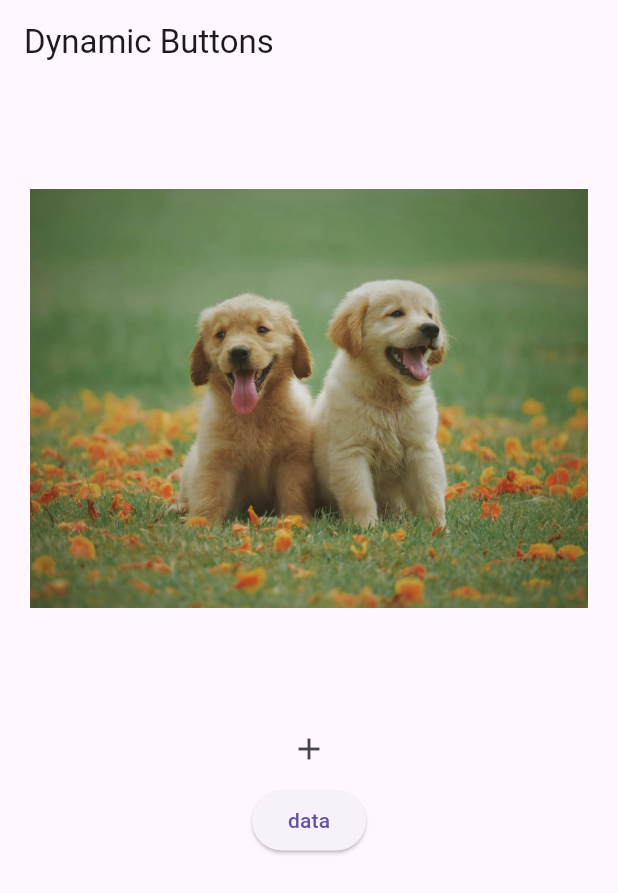
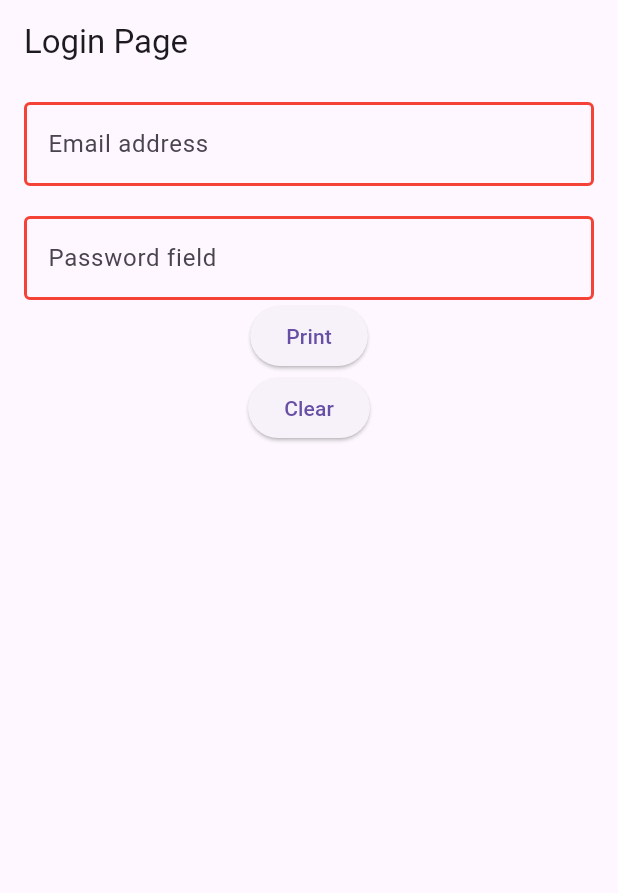
Before and after one commit to bidhan-skybase/Flutter-Class, a Flutter app: the screen it shows after launch, on a phone screen of 412 x 824 dp. Shown: the top 893 px of the screen. Run offline on Flutter 3.47's test engine with Material 3 defaults, Android fonts, the phone set to English and light mode, and no system bars.

Commit message:
feat: Add text fields

```diff
--- a/lib/main.dart
+++ b/lib/main.dart
@@ -1,5 +1,6 @@
-import 'package:demoapp/colors.dart';
-import 'package:demoapp/image_paths.dart';
+import 'package:demoapp/utils/colors.dart';
+import 'package:demoapp/utils/image_paths.dart';
+import 'package:demoapp/views/login_page.dart';
 import 'package:flutter/material.dart';
 
 void main() {
@@ -7,33 +8,10 @@ void main() {
 }
 
 class MyApp extends StatelessWidget {
-  final List<String> buttonTitles = [
-    'login',
-    'sign up',
-    'refreshing',
-    'logout',
-  ];
-
   @override
   Widget build(BuildContext context) {
     return MaterialApp(
-      home: Scaffold(
-        appBar: AppBar(title: Text('Dynamic Buttons')),
-        body: SingleChildScrollView(
-          child: Column(
-            children: [
-              Padding(
-                padding: const EdgeInsets.symmetric(horizontal: 20,vertical: 70),
-                child: Image.asset(ImagePaths.dogImage),
-              ),
-              IconButton(onPressed: () {}, icon: Icon(Icons.add)),
-              ElevatedButton(onPressed: (){}, child: Text("data"))
-              // Image.asset(ImagePaths.dogImage),
-              // Image.asset(ImagePaths.dogImage),
-            ],
-          ),
-        ),
-      ),
+     home: LoginPage(),
     );
   }
 }
--- /dev/null
+++ b/lib/views/login_page.dart
@@ -0,0 +1,78 @@
+import 'package:flutter/material.dart';
+
+class LoginPage extends StatelessWidget {
+  const LoginPage({super.key});
+
+  @override
+  Widget build(BuildContext context) {
+    TextEditingController emailController = TextEditingController();
+    TextEditingController passwordController = TextEditingController();
+    return Scaffold(
+      appBar: AppBar(title: Text("Login Page")),
+      body: SingleChildScrollView(
+        child: Padding(
+          padding: EdgeInsets.symmetric(horizontal: 16, vertical: 12),
+          child: Column(
+            children: [
+              TextField(
+                controller: emailController,
+                decoration: InputDecoration(
+                  hintText: "Email",
+                  label: Text("Email address"),
+                  border: OutlineInputBorder(
+                    borderSide: BorderSide(width: 10.0, color: Colors.blue),
+                  ),
+                  enabledBorder: OutlineInputBorder(
+                    borderSide: BorderSide(width: 2, color: Colors.red),
+                  ),
+                  focusedBorder: OutlineInputBorder(
+                    borderSide: BorderSide(width: 2, color: Colors.green),
+                  ),
+                ),
+              ),
+
+              SizedBox(
+                height: 20,
+              ),
+              TextField(
+                controller: passwordController,
+                obscureText: true,
+                decoration: InputDecoration(
+                  hintText: "Password",
+                  label: Text("Password field"),
+                  border: OutlineInputBorder(
+                    borderSide: BorderSide(width: 10.0, color: Colors.blue),
+                  ),
+                  enabledBorder: OutlineInputBorder(
+                    borderSide: BorderSide(width: 2, color: Colors.red),
+                  ),
+                  focusedBorder: OutlineInputBorder(
+                    borderSide: BorderSide(width: 2, color: Colors.green),
+                  ),
+                ),
+              ),
+
+              ElevatedButton(
+                onPressed: () {
+                  if(emailController.text=="bidhan@gmail.com"){
+                    print("Logged in successfully");
+                  }else{
+                    print("couldn't login");
+                  }
+                  print(emailController.text);
+                },
+                child: Text("Print"),
+              ),
+              ElevatedButton(
+                onPressed: () {
+                  emailController.clear();
+                },
+                child: Text("Clear"),
+              ),
+            ],
+          ),
+        ),
+      ),
+    );
+  }
+}
```
Also changed, not shown: lib/utils/colors.dart (renamed from lib/colors.dart), lib/utils/image_paths.dart (renamed from lib/image_paths.dart), lib/widgets/custom_button.dart (renamed from lib/custom_button.dart), 1 other file.
